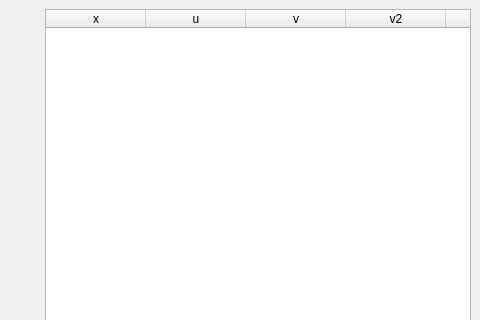
Qt form Numerical_analysis_lab_01/main_window.ui (acid9reen/Numerical_analysis_lab_01) before a commit; both pictures show x 620 to 1100 and y 0 to 320 of the 1100 by 622 pixel window.
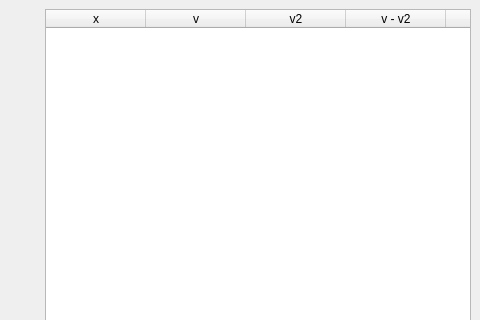
The same form after that commit. Custom widgets are drawn as their Qt base class.

Commit message: Table output alpha support

Diff of the .ui file:
```diff
--- a/Numerical_analysis_lab_01/main_window.ui
+++ b/Numerical_analysis_lab_01/main_window.ui
@@ -46,11 +46,6 @@
         <string>x</string>
        </property>
       </column>
-      <column>
-       <property name="text">
-        <string>u</string>
-       </property>
-      </column>
       <column>
        <property name="text">
         <string>v</string>
@@ -61,6 +56,11 @@
         <string>v2</string>
        </property>
       </column>
+      <column>
+       <property name="text">
+        <string>v - v2</string>
+       </property>
+      </column>
       <column>
        <property name="text">
         <string>LEE</string>
```
The commit also changes 2 other files.
